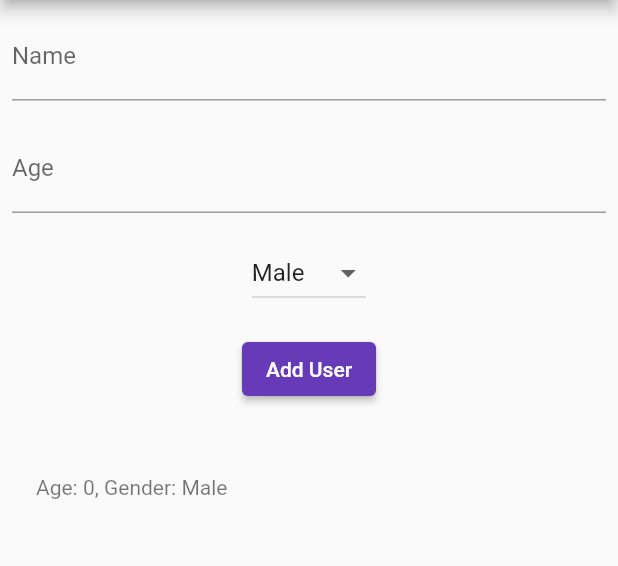
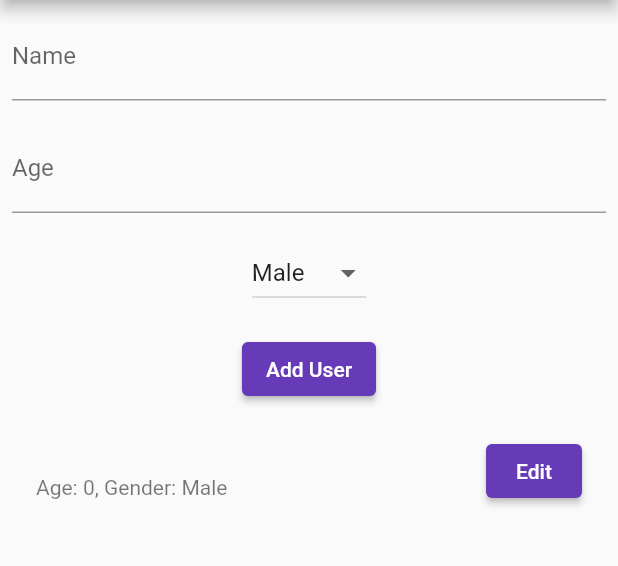
Before and after one commit to Tamicktom/flutter_sqlite, a Flutter app: the screen it shows after launch, after a tap on "Add User", on a phone screen of 412 x 824 dp, the part 84-650 px from its top. Run offline on Flutter 3.47's test engine with Material 2 defaults, Android fonts, the phone set to English and light mode, and no system bars; our stand-ins replace sqflite; accounts and stored records are empty.

Commit message:
edita page, ok

```diff
--- a/lib/main.dart
+++ b/lib/main.dart
@@ -3,6 +3,7 @@ import 'package:sqflite/sqflite.dart';
 import 'package:path/path.dart';
 
 import 'drawer.dart';
+import "./edit_screen.dart";
 
 void main() => runApp(const MyApp());
 
@@ -148,10 +149,20 @@ class _HomeScreenState extends State<HomeScreen> {
                     return ListView.builder(
                       itemCount: users.length,
                       itemBuilder: (context, index) {
+                        final user = users[index];
+                        final userName = user['name'];
+                        final userAge = user['age'];
+                        final userGender = user['gender'] ??
+                            ''; // Use an empty string if gender is null
+
                         return ListTile(
-                          title: Text(users[index]['name']),
-                          subtitle: Text(
-                              'Age: ${users[index]['age']}, Gender: ${users[index]['gender']}'),
+                          title: Text(userName),
+                          subtitle: Text('Age: $userAge, Gender: $userGender'),
+                          trailing: EditButton(
+                            name: userName,
+                            age: userAge,
+                            gender: userGender,
+                          ),
                         );
                       },
                     );
@@ -165,3 +176,34 @@ class _HomeScreenState extends State<HomeScreen> {
     );
   }
 }
+
+class EditButton extends StatelessWidget {
+  final String name;
+  final int age;
+  final String gender;
+
+  const EditButton({
+    required this.name,
+    required this.age,
+    required this.gender,
+  });
+
+  @override
+  Widget build(BuildContext context) {
+    return ElevatedButton(
+      onPressed: () {
+        Navigator.push(
+          context,
+          MaterialPageRoute(
+            builder: (context) => EditScreen(
+              name: name,
+              age: age,
+              gender: gender,
+            ),
+          ),
+        );
+      },
+      child: const Text('Edit'),
+    );
+  }
+}
```
Also changed, not shown: lib/addproduct.dart (deleted, +0 -89 lines), lib/db.dart (deleted, +0 -48 lines), lib/edit_screen.dart (added, +78 -0 lines).
